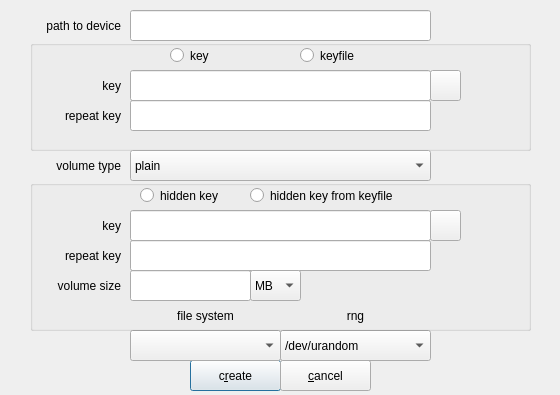
Before: the Qt Designer form zuluCrypt-gui/createvolume.ui in mhogomchungu/zuluCrypt, drawn with Qt 5.
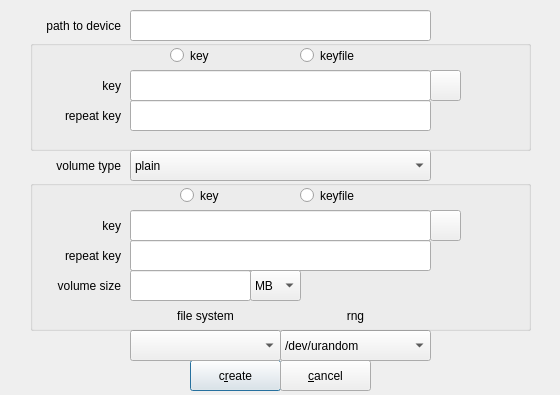
After: the same form once the commit is applied.

What changed in the file:
```diff
--- a/zuluCrypt-gui/createvolume.ui
+++ b/zuluCrypt-gui/createvolume.ui
@@ -351,27 +351,27 @@
    <widget class="QRadioButton" name="rbHiddenKey">
     <property name="geometry">
      <rect>
-      <x>110</x>
+      <x>150</x>
       <y>0</y>
-      <width>111</width>
+      <width>71</width>
       <height>31</height>
      </rect>
     </property>
     <property name="text">
-     <string>hidden key</string>
+     <string>key</string>
     </property>
    </widget>
    <widget class="QRadioButton" name="rbHiddenKeyFile">
     <property name="geometry">
      <rect>
-      <x>220</x>
+      <x>270</x>
       <y>0</y>
-      <width>211</width>
+      <width>131</width>
       <height>31</height>
      </rect>
     </property>
     <property name="text">
-     <string>hidden key from keyfile</string>
+     <string>keyfile </string>
     </property>
    </widget>
    <widget class="QLabel" name="label">
```
Left out of the diff: 7 changed lines with no effect on the pictures.
